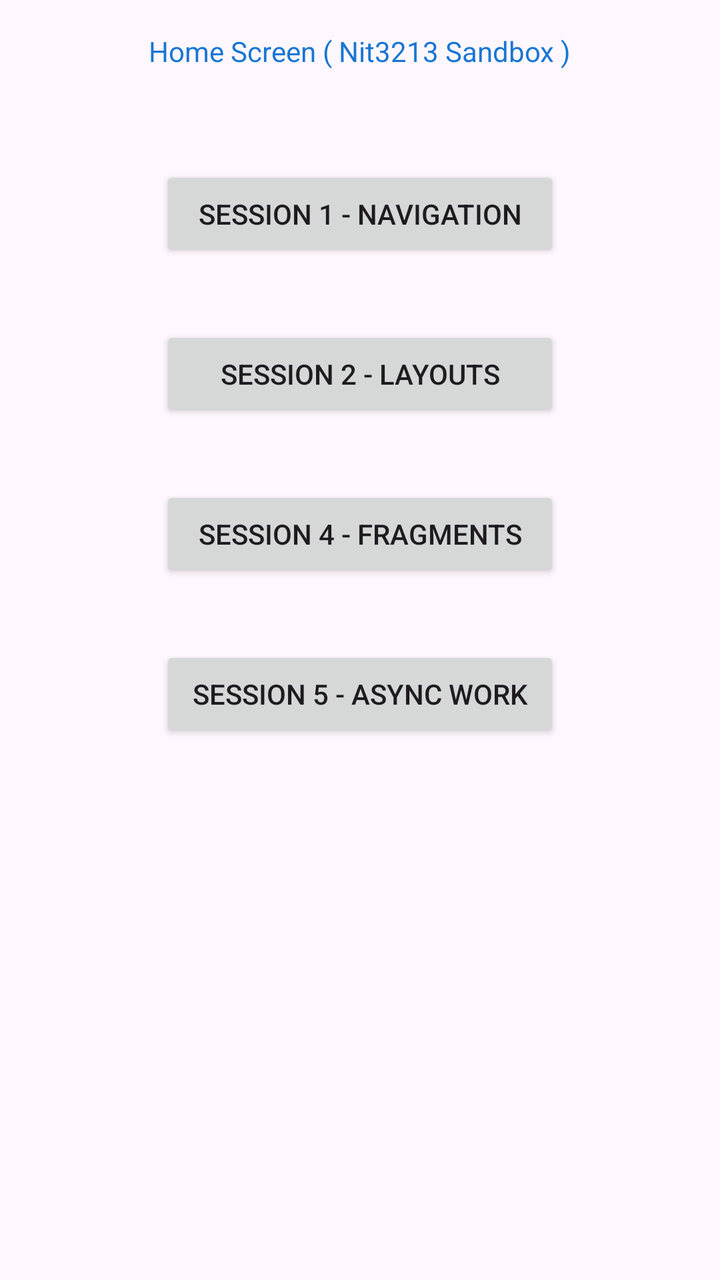
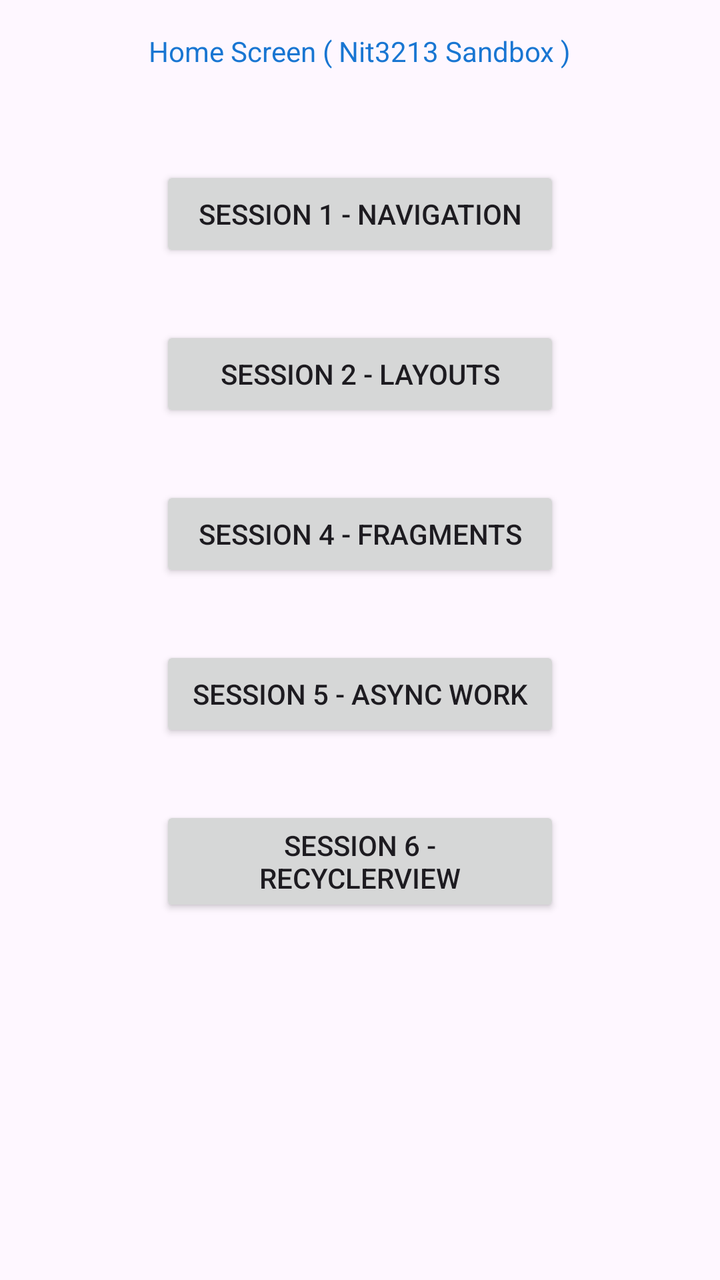

Before-and-after screenshots of an Android layout around one commit, followed by the original layout XML and the change that was made.
<!-- AndroidManifest.xml: application theme Theme.Nit3213SandBoxApp -->
<!-- res/layout/activity_home_screen.xml -->
<?xml version="1.0" encoding="utf-8"?>
<androidx.constraintlayout.widget.ConstraintLayout xmlns:android="http://schemas.android.com/apk/res/android"
    xmlns:app="http://schemas.android.com/apk/res-auto"
    xmlns:tools="http://schemas.android.com/tools"
    android:id="@+id/main"
    android:layout_width="match_parent"
    android:layout_height="match_parent"
    tools:context=".ui.HomeScreenActivity">

    <TextView
        android:id="@+id/homeScreenTitle"
        android:layout_width="wrap_content"
        android:layout_height="wrap_content"
        android:text="@string/home_screen_nit3213_sandbox"
        android:textColor="#1976D2"
        android:textFontWeight="500"
        app:layout_constraintEnd_toEndOf="parent"
        app:layout_constraintStart_toStartOf="parent"
        app:layout_constraintTop_toTopOf="parent"
        android:layout_marginTop="16dp"/>

    <LinearLayout
        android:layout_width="200dp"
        android:layout_height="wrap_content"
        app:layout_constraintEnd_toEndOf="parent"
        app:layout_constraintStart_toStartOf="parent"
        app:layout_constraintTop_toBottomOf="@id/homeScreenTitle"
        android:layout_marginTop="48dp"
        android:orientation="vertical">

        <Button
            android:id="@+id/s1NavigationButton"
            android:layout_width="match_parent"
            android:layout_height="wrap_content"
            android:text="session 1 - navigation"
            tools:layout_editor_absoluteX="111dp"
            tools:layout_editor_absoluteY="291dp" />

        <Button
            android:id="@+id/s2NavigationButton"
            android:layout_width="match_parent"
            android:layout_height="wrap_content"
            android:text="session 2 - layouts"
            tools:layout_editor_absoluteX="111dp"
            tools:layout_editor_absoluteY="291dp"
            android:layout_marginTop="32dp"/>

        <Button
            android:id="@+id/s3FragmentsNavigationButton"
            android:layout_width="match_parent"
            android:layout_height="wrap_content"
            android:text="session 4 - Fragments"
            tools:layout_editor_absoluteX="111dp"
            tools:layout_editor_absoluteY="291dp"
            android:layout_marginTop="32dp"/>

        <Button
            android:id="@+id/s5FragmentsNavigationButton"
            android:layout_width="match_parent"
            android:layout_height="wrap_content"
            android:text="session 5 - Async Work"
            tools:layout_editor_absoluteX="111dp"
            tools:layout_editor_absoluteY="291dp"
            android:layout_marginTop="32dp"/>


    </LinearLayout>


</androidx.constraintlayout.widget.ConstraintLayout>
<!-- resources referenced by this layout -->
<resources>
  <string name="home_screen_nit3213_sandbox">Home Screen ( Nit3213 Sandbox )</string>
  <style name="Theme.Nit3213SandBoxApp" parent="Base.Theme.Nit3213SandBoxApp" />
  <style name="Base.Theme.Nit3213SandBoxApp" parent="Theme.Material3.DayNight.NoActionBar">
          
          
      </style>
</resources>

<!-- the commit's change to res/layout/activity_home_screen.xml (unified diff, before → after) -->
@@ -63,6 +63,15 @@
             tools:layout_editor_absoluteY="291dp"
             android:layout_marginTop="32dp"/>
 
+        <Button
+            android:id="@+id/s6FragmentsNavigationButton"
+            android:layout_width="match_parent"
+            android:layout_height="wrap_content"
+            android:text="session 6 - Recyclerview"
+            tools:layout_editor_absoluteX="111dp"
+            tools:layout_editor_absoluteY="291dp"
+            android:layout_marginTop="32dp"/>
+
 
     </LinearLayout>
 
